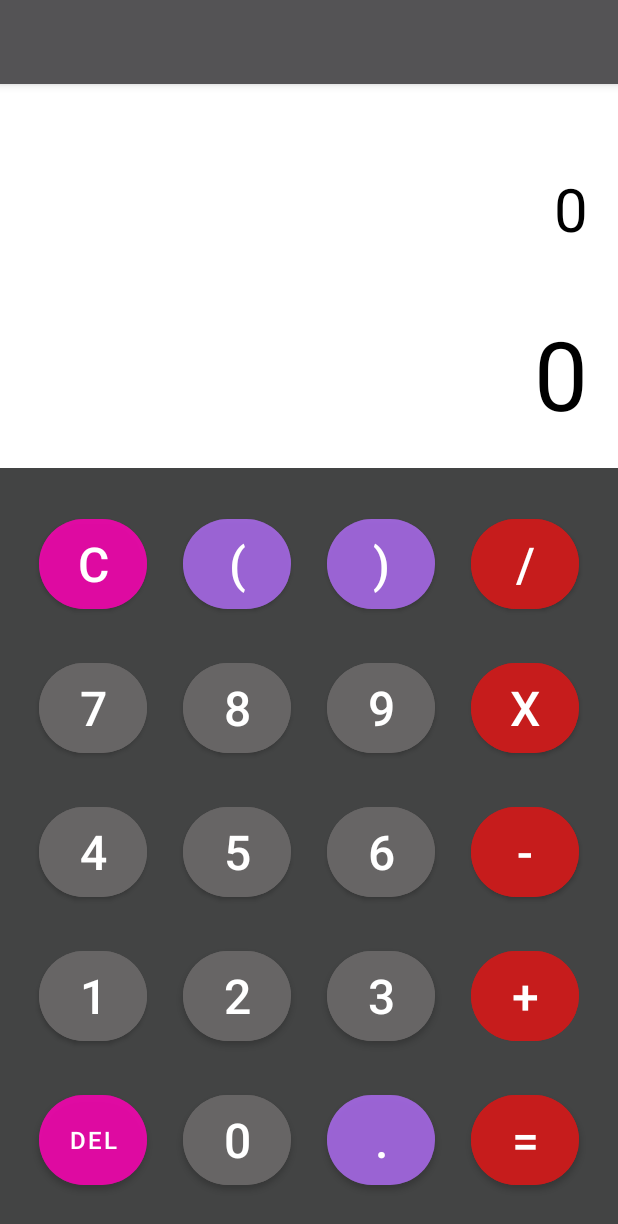
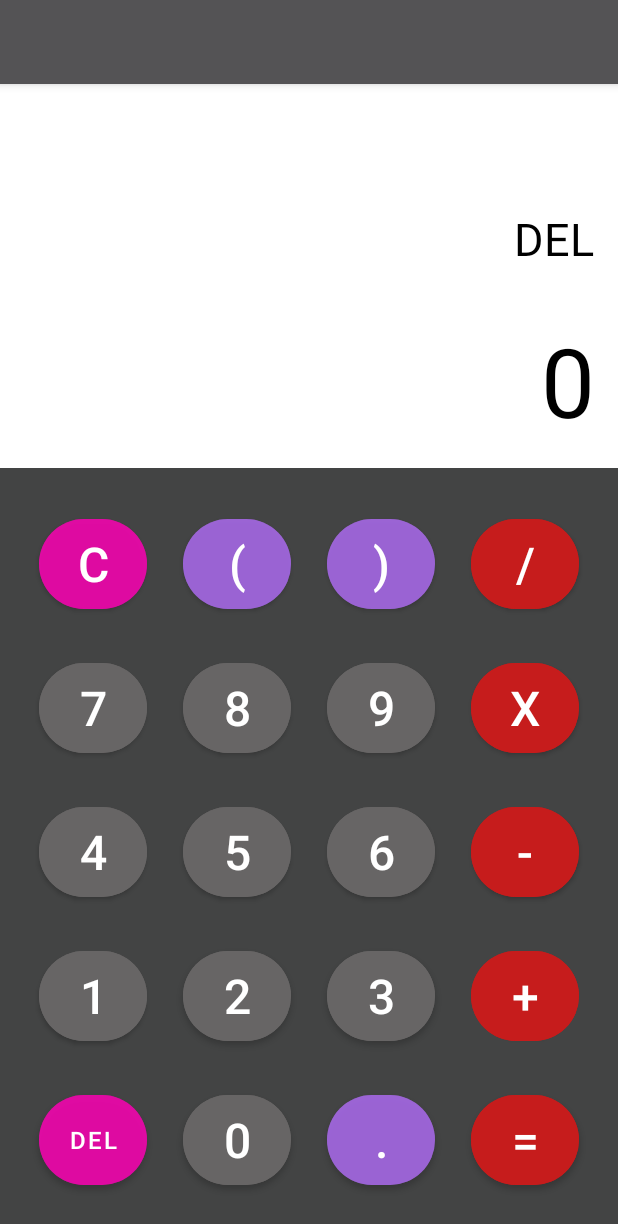
Before and after one commit to JakubTOL/Kalkulator, an Android app: the screen it shows after launch (MainActivity), after a tap on "DEL", on a phone screen of 412 x 824 dp. Shown: the top 1224 px of the screen. Run offline under Robolectric (Android 15) with nearby library versions, the phone set to English and light mode, and no system bars.

Commit message:
text form btns

```diff
--- a/app/src/main/java/com/example/kalkulator/MainActivity.java
+++ b/app/src/main/java/com/example/kalkulator/MainActivity.java
@@ -55,6 +55,8 @@ public class MainActivity extends AppCompatActivity implements View.OnClickListe
 
     @Override
     public void onClick(View view) {
-
+        MaterialButton button = (MaterialButton) view;
+        String buttonText = button.getText().toString();
+        solutionView.setText(buttonText);
     }
 }
--- a/app/src/main/res/layout/activity_main.xml
+++ b/app/src/main/res/layout/activity_main.xml
@@ -11,23 +11,23 @@
         android:id="@+id/solution_view"
         android:layout_width="match_parent"
         android:layout_height="wrap_content"
+        android:layout_above="@id/result_view"
+        android:layout_margin="16dp"
         android:text="0"
-        android:textSize="40dp"
         android:textAlignment="textEnd"
         android:textColor="@color/black"
-        android:layout_above="@id/result_view"
-        android:layout_margin="20dp"></TextView>
+        android:textSize="30dp"></TextView>
 <!--        result view-->
     <TextView
         android:id="@+id/result_view"
         android:layout_width="match_parent"
         android:layout_height="wrap_content"
+        android:layout_above="@id/buttons_layout"
+        android:layout_margin="15dp"
         android:text="0"
-        android:textSize="64dp"
         android:textAlignment="textEnd"
         android:textColor="@color/black"
-        android:layout_above="@id/buttons_layout"
-        android:layout_margin="20dp"></TextView>
+        android:textSize="64dp"></TextView>
 
 <!--        Main window layout-->
     <LinearLayout
```
